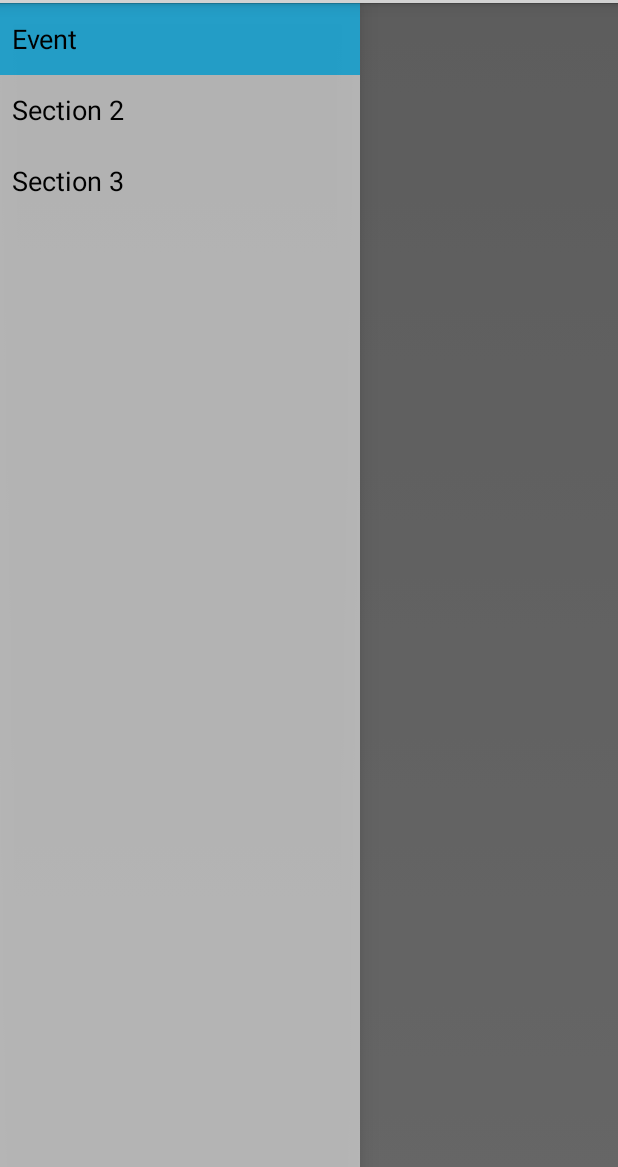
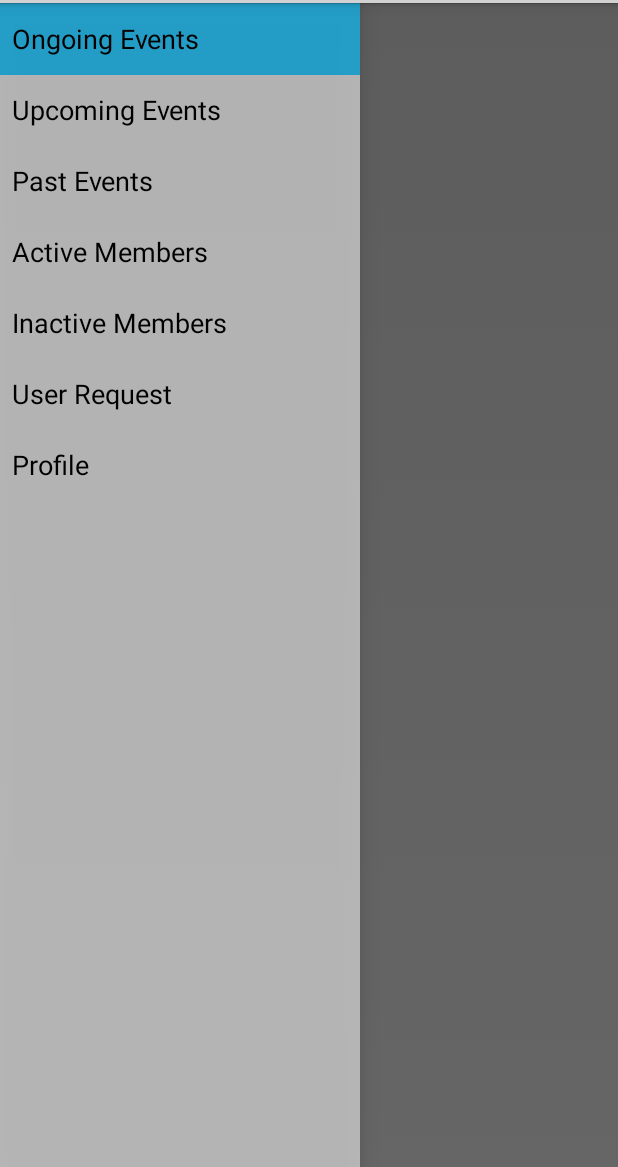
Before and after one commit to Mikroskil/Chrone-Code, an Android app: the MainActivity screen opened directly, with no data from a screen before it, on a phone screen of 412 x 824 dp, the part 69-1236 px from its top. Run offline under Robolectric (Android 15) with nearby library versions, the phone set to English and light mode, and no system bars; 4 statements that could not run were skipped.

Commit message:
compact menu string into array.

```diff
--- a/QattendProject/Qattend/src/main/java/com/mikroskil/android/qattend/MainActivity.java
+++ b/QattendProject/Qattend/src/main/java/com/mikroskil/android/qattend/MainActivity.java
@@ -34,6 +34,8 @@ public class MainActivity extends Activity
     private static final String TAG_NAME = "name";
     private static ArrayList<HashMap<String, String>> memberList = new ArrayList<HashMap<String, String>>();
 
+    private String[] sectionMenus;
+
     /**
      * Fragment managing the behaviors, interactions and presentation of the navigation drawer.
      */
@@ -48,6 +50,8 @@ public class MainActivity extends Activity
     protected void onCreate(Bundle savedInstanceState) {
         super.onCreate(savedInstanceState);
         setContentView(R.layout.activity_main);
+
+        sectionMenus = getResources().getStringArray(R.array.section_menus);
 
         mNavigationDrawerFragment = (NavigationDrawerFragment)
                 getFragmentManager().findFragmentById(R.id.navigation_drawer);
@@ -69,17 +73,7 @@ public class MainActivity extends Activity
     }
 
     public void onSectionAttached(int number) {
-        switch (number) {
-            case 1:
-                mTitle = getString(R.string.title_section1);
-                break;
-            case 2:
-                mTitle = getString(R.string.title_section2);
-                break;
-            case 3:
-                mTitle = getString(R.string.title_section3);
-                break;
-        }
+        mTitle = sectionMenus[number - 1];
     }
 
     public void restoreActionBar() {
--- a/QattendProject/Qattend/src/main/java/com/mikroskil/android/qattend/NavigationDrawerFragment.java
+++ b/QattendProject/Qattend/src/main/java/com/mikroskil/android/qattend/NavigationDrawerFragment.java
@@ -1,6 +1,5 @@
 package com.mikroskil.android.qattend;
 
-;
 import android.app.Activity;
 import android.app.ActionBar;
 import android.app.Fragment;
@@ -97,11 +96,7 @@ public class NavigationDrawerFragment extends Fragment {
                 getActionBar().getThemedContext(),
                 android.R.layout.simple_list_item_activated_1,
                 android.R.id.text1,
-                new String[]{
-                        getString(R.string.title_section1),
-                        getString(R.string.title_section2),
-                        getString(R.string.title_section3),
-                }));
+                getResources().getStringArray(R.array.section_menus)));
         mDrawerListView.setItemChecked(mCurrentSelectedPosition, true);
         return mDrawerListView;
     }
--- a/QattendProject/Qattend/src/main/res/values/arrays.xml
+++ b/QattendProject/Qattend/src/main/res/values/arrays.xml
@@ -1,5 +1,15 @@
 <?xml version="1.0" encoding="utf-8"?>
 <resources>
+
+    <string-array name="section_menus">
+        <item>Ongoing Events</item>
+        <item>Upcoming Events</item>
+        <item>Past Events</item>
+        <item>Active Members</item>
+        <item>Inactive Members</item>
+        <item>User Request</item>
+        <item>Profile</item>
+    </string-array>
 
     <string-array name="language_entries_preference">
         <item>@string/language_english_preference</item>
--- a/QattendProject/Qattend/src/main/res/values/strings.xml
+++ b/QattendProject/Qattend/src/main/res/values/strings.xml
@@ -2,11 +2,10 @@
 <resources>
 
     <string name="app_name">Qattend</string>
-    <string name="title_section1">Event</string>
-    <string name="title_section2">Section 2</string>
-    <string name="title_section3">Section 3</string>
+
     <string name="navigation_drawer_open">Open navigation drawer</string>
     <string name="navigation_drawer_close">Close navigation drawer</string>
+
     <string name="action_example">Create Event</string>
     <string name="action_settings">Settings</string>
 
```
